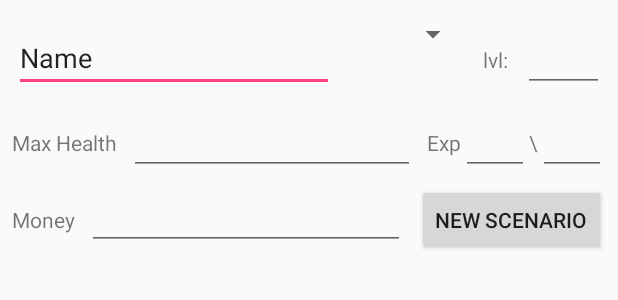
After one commit to PogopunkXIII/GHCharacterTracker, an Android app: the layout character_sheet.xml on its own in the app's theme, with its tools: preview values and no code run, on a phone screen of 412 x 824 dp. The commit adds this screen. Shown: the top 300 px of the screen. Run offline under Robolectric (Android 15) with nearby library versions, the phone set to English and light mode, and no system bars.

Commit message:
started adding stuff to make new characters from the main activity. Eventually pressing the 'new character' button in the main activity will bring up a character activity with boiler plate data, leaving the character activity will send the new character data to the main activity to display in a list view on the main screen, listing all characters owned by the user.

```diff
--- a/app/src/main/java/ghcharactertracker/com/ghcharactertracker/Character.java
+++ b/app/src/main/java/ghcharactertracker/com/ghcharactertracker/Character.java
@@ -1,10 +1,14 @@
 package ghcharactertracker.com.ghcharactertracker;
+
+import android.os.Bundle;
+import android.os.Parcel;
+import android.os.Parcelable;
 
 /**
  * Created by jesse.mailhot on 3/6/2018.
  */
 
-public class Character {
+public class Character implements Parcelable{
 
     int level, maxHealth, curExp, nextLevelExp, money;
     CharClass charClass;
@@ -58,4 +62,39 @@ public class Character {
     public void setMoney(int money) {
         this.money = money;
     }
+
+    @Override
+    public int describeContents() {
+        return 0;
+    }
+
+    @Override
+    public void writeToParcel(Parcel out, int flags) {
+        out.writeInt(level);
+        out.writeInt(curExp);
+        out.writeInt(money);
+        //converts the enum of the class to the integer value
+        out.writeInt(charClass.name.getValue());
+    }
+
+    public static final Parcelable.Creator<Character> CREATOR = new Parcelable.Creator<Character>() {
+        public Character createFromParcel(Parcel in) {
+            int level = in.readInt();
+            int curExp = in.readInt();
+            int money = in.readInt();
+            //converts the integer value of the class name into the enum type
+            CharClass newCharClass = new CharClass(ClassName.values()[in.readInt()]);
+
+            Character newChar = new Character(newCharClass);
+            newChar.setLevel(level);
+            newChar.setCurExp(curExp);
+            newChar.setMoney(money);
+
+            return newChar;
+        }
+
+        public Character[] newArray(int size) {
+            return new Character[size];
+        }
+    }
 }
--- a/app/src/main/java/ghcharactertracker/com/ghcharactertracker/ClassName.java
+++ b/app/src/main/java/ghcharactertracker/com/ghcharactertracker/ClassName.java
@@ -5,5 +5,14 @@ package ghcharactertracker.com.ghcharactertracker;
  */
 
 public enum ClassName {
-    Brute, Scoundrel, Mindthief, Spellweaver, Tinkerer, Cragheart
+    Brute, Scoundrel, Mindthief, Spellweaver, Tinkerer, Cragheart;
+
+    private final int value;
+    private ClassName(int value) {
+        this.value = value;
+    }
+
+    public int getValue() {
+        return this.value;
+    }
 }
--- a/app/src/main/java/ghcharactertracker/com/ghcharactertracker/MainActivity.java
+++ b/app/src/main/java/ghcharactertracker/com/ghcharactertracker/MainActivity.java
@@ -26,8 +26,12 @@ public class MainActivity extends ListActivity {
     }
 
     public void addItems(View v) {
-        characters.add("Clicked: " + clickCounter++);
-        adapter.notifyDataSetChanged();
+        Character character = new Character(ClassName.Brute);
+
+
+
+        //characters.add("Clicked: " + clickCounter++);
+        //adapter.notifyDataSetChanged();
     }
 
 }
--- /dev/null
+++ b/app/src/main/res/layout/character_sheet.xml
@@ -0,0 +1,161 @@
+<?xml version="1.0" encoding="utf-8"?>
+<android.support.constraint.ConstraintLayout xmlns:android="http://schemas.android.com/apk/res/android"
+    xmlns:app="http://schemas.android.com/apk/res-auto"
+    xmlns:tools="http://schemas.android.com/tools"
+    android:layout_width="match_parent"
+    android:layout_height="match_parent"
+    tools:context="ghcharactertracker.com.ghcharactertracker.CharacterActivity">
+
+    <EditText
+        android:id="@+id/playerName"
+        android:layout_width="wrap_content"
+        android:layout_height="wrap_content"
+        android:layout_marginStart="8dp"
+        android:layout_marginTop="16dp"
+        android:ems="10"
+        android:inputType="textPersonName"
+        android:text="Name"
+        app:layout_constraintEnd_toStartOf="@+id/className"
+        app:layout_constraintHorizontal_bias="0.5"
+        app:layout_constraintStart_toStartOf="parent"
+        app:layout_constraintTop_toTopOf="parent" />
+
+    <TextView
+        android:id="@+id/levelLabel"
+        android:layout_width="wrap_content"
+        android:layout_height="wrap_content"
+        android:text="@string/level_label"
+        app:layout_constraintBaseline_toBaselineOf="@+id/playerName"
+        app:layout_constraintEnd_toStartOf="@+id/playerLevel"
+        app:layout_constraintHorizontal_bias="0.5"
+        app:layout_constraintStart_toEndOf="@+id/className" />
+
+    <Spinner
+        android:id="@+id/className"
+        android:layout_width="80dp"
+        android:layout_height="45dp"
+        android:layout_marginEnd="8dp"
+        android:layout_marginStart="8dp"
+        app:layout_constraintEnd_toStartOf="@+id/levelLabel"
+        app:layout_constraintHorizontal_bias="0.5"
+        app:layout_constraintStart_toEndOf="@+id/playerName"
+        tools:layout_editor_absoluteY="18dp" />
+
+    <EditText
+        android:id="@+id/playerLevel"
+        android:layout_width="54dp"
+        android:layout_height="0dp"
+        android:layout_marginEnd="8dp"
+        android:layout_marginStart="8dp"
+        android:ems="10"
+        android:inputType="number"
+        app:layout_constraintBaseline_toBaselineOf="@+id/playerName"
+        app:layout_constraintEnd_toEndOf="parent"
+        app:layout_constraintHorizontal_bias="0.5"
+        app:layout_constraintStart_toEndOf="@+id/levelLabel" />
+
+    <TextView
+        android:id="@+id/maxHealthLabel"
+        android:layout_width="wrap_content"
+        android:layout_height="wrap_content"
+        android:layout_marginStart="8dp"
+        android:layout_marginTop="24dp"
+        android:text="@string/max_health_label"
+        app:layout_constraintEnd_toStartOf="@+id/playerMaxHealth"
+        app:layout_constraintHorizontal_bias="0.5"
+        app:layout_constraintStart_toStartOf="parent"
+        app:layout_constraintTop_toBottomOf="@+id/playerName" />
+
+    <EditText
+        android:id="@+id/playerMaxHealth"
+        android:layout_width="0dp"
+        android:layout_height="wrap_content"
+        android:layout_marginStart="8dp"
+        android:ems="10"
+        android:inputType="number"
+        app:layout_constraintBaseline_toBaselineOf="@+id/maxHealthLabel"
+        app:layout_constraintEnd_toStartOf="@+id/xpLabel"
+        app:layout_constraintHorizontal_bias="0.5"
+        app:layout_constraintStart_toEndOf="@+id/maxHealthLabel" />
+
+    <TextView
+        android:id="@+id/xpLabel"
+        android:layout_width="wrap_content"
+        android:layout_height="wrap_content"
+        android:layout_marginStart="8dp"
+        android:text="@string/xp_label"
+        app:layout_constraintBaseline_toBaselineOf="@+id/maxHealthLabel"
+        app:layout_constraintEnd_toStartOf="@+id/playerCurrentExp"
+        app:layout_constraintHorizontal_bias="0.5"
+        app:layout_constraintStart_toEndOf="@+id/playerMaxHealth" />
+
+    <EditText
+        android:id="@+id/playerCurrentExp"
+        android:layout_width="45dp"
+        android:layout_height="wrap_content"
+        android:ems="10"
+        android:inputType="number"
+        app:layout_constraintBaseline_toBaselineOf="@+id/maxHealthLabel"
+        app:layout_constraintEnd_toStartOf="@+id/textView7"
+        app:layout_constraintHorizontal_bias="0.5"
+        app:layout_constraintStart_toEndOf="@+id/xpLabel" />
+
+    <TextView
+        android:id="@+id/textView7"
+        android:layout_width="wrap_content"
+        android:layout_height="19dp"
+        android:text="@string/slash_label"
+        app:layout_constraintBaseline_toBaselineOf="@+id/maxHealthLabel"
+        app:layout_constraintEnd_toStartOf="@+id/playerNextLvlExp"
+        app:layout_constraintHorizontal_bias="0.5"
+        app:layout_constraintStart_toEndOf="@+id/playerCurrentExp" />
+
+    <EditText
+        android:id="@+id/playerNextLvlExp"
+        android:layout_width="45dp"
+        android:layout_height="wrap_content"
+        android:layout_marginEnd="8dp"
+        android:ems="10"
+        android:inputType="number"
+        app:layout_constraintBaseline_toBaselineOf="@+id/maxHealthLabel"
+        app:layout_constraintEnd_toEndOf="parent"
+        app:layout_constraintHorizontal_bias="0.5"
+        app:layout_constraintStart_toEndOf="@+id/textView7" />
+
+    <TextView
+        android:id="@+id/textView8"
+        android:layout_width="wrap_content"
+        android:layout_height="wrap_content"
+        android:layout_marginStart="8dp"
+        android:layout_marginTop="32dp"
+        android:text="@string/total_money_label"
+        app:layout_constraintEnd_toStartOf="@+id/playerCurrentMoney"
+        app:layout_constraintHorizontal_bias="0.5"
+        app:layout_constraintStart_toStartOf="parent"
+        app:layout_constraintTop_toBottomOf="@+id/maxHealthLabel" />
+
+    <EditText
+        android:id="@+id/playerCurrentMoney"
+        android:layout_width="0dp"
+        android:layout_height="44dp"
+        android:layout_marginStart="8dp"
+        android:ems="10"
+        android:inputType="number"
+        app:layout_constraintBaseline_toBaselineOf="@+id/textView8"
+        app:layout_constraintEnd_toStartOf="@+id/newScenario"
+        app:layout_constraintHorizontal_bias="0.5"
+        app:layout_constraintStart_toEndOf="@+id/textView8" />
+
+    <Button
+        android:id="@+id/newScenario"
+        android:layout_width="wrap_content"
+        android:layout_height="wrap_content"
+        android:layout_marginEnd="8dp"
+        android:layout_marginStart="8dp"
+        android:text="@string/new_scenario_label"
+        app:layout_constraintBaseline_toBaselineOf="@+id/playerCurrentMoney"
+        app:layout_constraintEnd_toEndOf="parent"
+        app:layout_constraintHorizontal_bias="0.5"
+        app:layout_constraintStart_toEndOf="@+id/playerCurrentMoney" />
+
+</android.support.constraint.ConstraintLayout>
--- a/app/src/main/res/layout/scenario_tracker.xml
+++ b/app/src/main/res/layout/scenario_tracker.xml
@@ -48,7 +48,7 @@
         android:layout_width="wrap_content"
         android:layout_height="wrap_content"
         android:layout_marginTop="8dp"
-        android:text="@string/exp_label"
+        android:text="@string/xp_label"
         app:layout_constraintLeft_toLeftOf="parent"
         app:layout_constraintRight_toRightOf="parent"
         app:layout_constraintStart_toStartOf="parent"
@@ -84,7 +84,7 @@
         android:layout_width="wrap_content"
         android:layout_height="wrap_content"
         android:layout_marginTop="8dp"
-        android:text="@string/money_label"
+        android:text="@string/money_tokens_label"
         android:textAlignment="center"
         app:layout_constraintLeft_toLeftOf="parent"
         app:layout_constraintRight_toRightOf="parent"
--- a/app/src/main/res/values/strings.xml
+++ b/app/src/main/res/values/strings.xml
@@ -4,7 +4,13 @@
     <string name="plus_label">+</string>
     <string name="zero_label">0</string>
     <string name="health_label">Health</string>
-    <string name="exp_label">Exp</string>
-    <string name="money_label">Money Tokens</string>
+    <string name="xp_label">Exp</string>
+    <string name="money_tokens_label">Money Tokens</string>
     <string name="add_char_button">Add New Character</string>
+    <string name="level_label">lvl:</string>
+    <string name="max_health_label">Max Health</string>
+    <string name="xp_label">XP</string>
+    <string name="slash_label">\\</string>
+    <string name="new_scenario_label">New Scenario</string>
+    <string name="total_money_label">Money</string>
 </resources>
```
Also changed, not shown: 4 other files.
